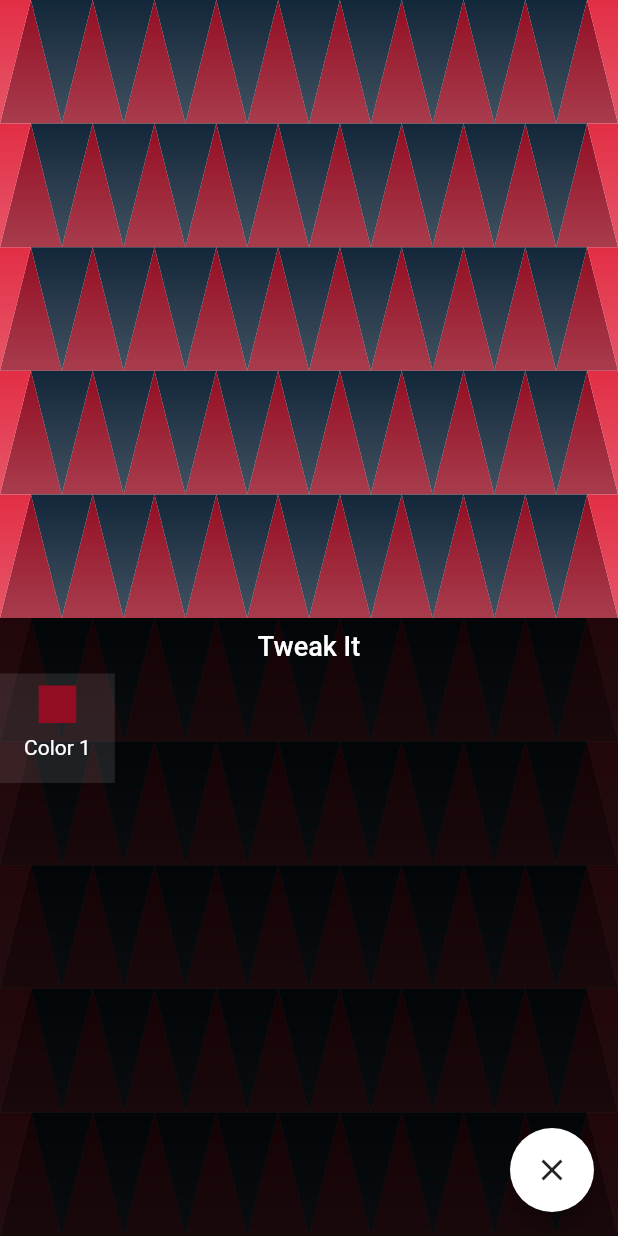
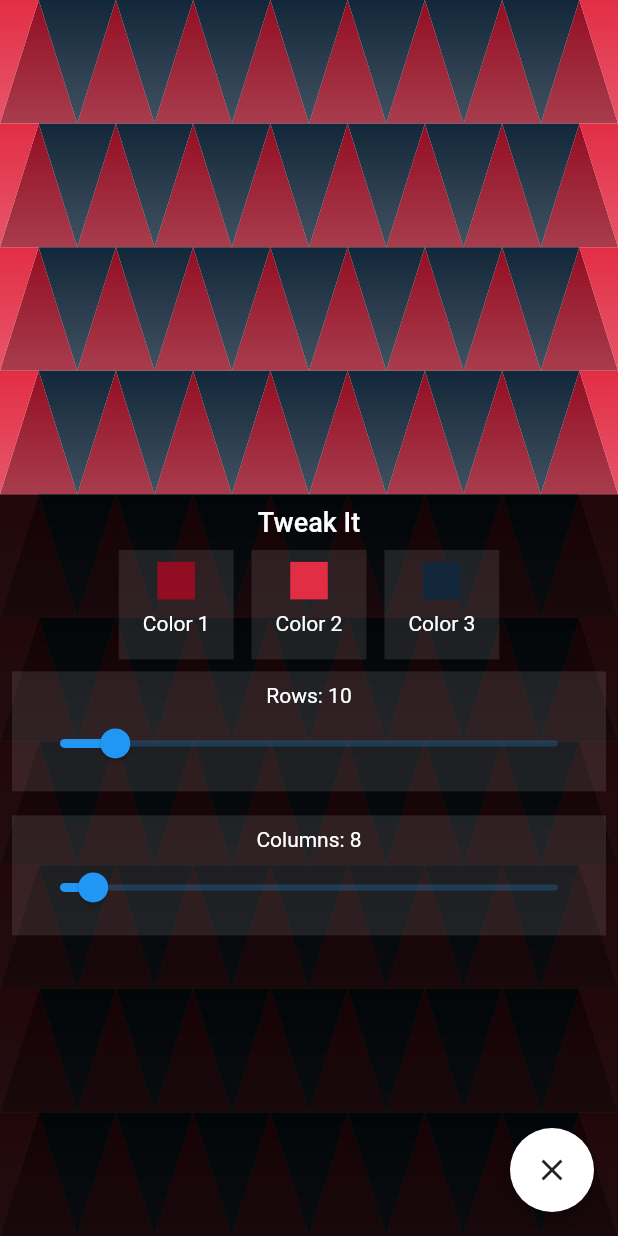
Before and after one commit to mohsin2596/Triangulation, a Flutter app: the screen it shows after launch, after a tap on the "format paint" icon, on a phone screen of 412 x 824 dp. Run offline on Flutter 3.47's test engine with Material 2 defaults, Android fonts, the phone set to English and light mode, and no system bars; our stand-ins replace flutter_colorpicker.

Commit message:
Added a custom slider widget to tweak randomness and size of triangles

```diff
--- a/lib/constans/strings.dart
+++ b/lib/constans/strings.dart
@@ -1,4 +1,11 @@
 class Strings {
   static final String appTitle = 'Triangulation';
   static final String tweakBoxTitle = 'Tweak It';
+
+  static final String colorBtnOne = 'Color 1';
+  static final String colorBtnTwo = 'Color 2';
+  static final String colorBtnThree = 'Color 3';
+
+  static final String rowSlider = 'Rows';
+  static final String colSlider = 'Columns';
 }
--- a/lib/screens/main_screen.dart
+++ b/lib/screens/main_screen.dart
@@ -3,6 +3,7 @@ import 'package:flutter/services.dart';
 import 'package:triangulation/utils/widget_helper.dart';
 import 'package:triangulation/constans/strings.dart';
 import 'package:triangulation/widgets/color_picker_btn.dart';
+import 'package:triangulation/widgets/size_slider.dart';
 
 class MainScreen extends StatefulWidget {
   @override
@@ -14,7 +15,7 @@ class _MainScreenState extends State<MainScreen> {
   var numOfRows = 10;
 
   //Number of columns for canvas
-  var numOfColumns = 10;
+  var numOfColumns = 8;
 
   //Boolean to help us hide and show tweak box
   var isEditing = false;
@@ -29,7 +30,7 @@ class _MainScreenState extends State<MainScreen> {
   @override
   Widget build(BuildContext context) {
     final screenHeight = MediaQuery.of(context).size.height;
-    final tweakBoxHeight = screenHeight * 0.5;
+    final tweakBoxHeight = screenHeight * 0.6;
 
     var widgetHelper = TriangleWidgetHelper(context: context);
     widgetHelper.setRowsCols(numOfRows, numOfColumns);
@@ -78,13 +79,43 @@ class _MainScreenState extends State<MainScreen> {
                         ),
                       ),
                       Row(
+                        mainAxisAlignment: MainAxisAlignment.center,
                         children: <Widget>[
                           ColorPickerBtn(
-                            title: 'Color 1',
+                            title: Strings.colorBtnOne,
                             color: colorOne,
                             onColorPicked: changeColorOne,
+                          ),
+                          Padding(
+                            padding: EdgeInsets.only(left: 12.0, right: 12.0),
+                            child: ColorPickerBtn(
+                              title: Strings.colorBtnTwo,
+                              color: colorTwo,
+                              onColorPicked: changeColorTwo,
+                            ),
+                          ),
+                          ColorPickerBtn(
+                            title: Strings.colorBtnThree,
+                            color: colorThree,
+                            onColorPicked: changeColorThree,
                           )
                         ],
+                      ),
+                      Padding(
+                        padding: const EdgeInsets.all(8.0),
+                        child: SizeSlider(
+                          title: Strings.rowSlider,
+                          currValue: numOfRows,
+                          onChange: changeRows,
+                        ),
+                      ),
+                      Padding(
+                        padding: const EdgeInsets.all(8.0),
+                        child: SizeSlider(
+                          title: Strings.colSlider,
+                          currValue: numOfColumns,
+                          onChange: changeColumns,
+                        ),
                       ),
                     ],
                   ),
@@ -100,4 +131,20 @@ class _MainScreenState extends State<MainScreen> {
   void changeColorOne(Color color) {
     setState(() => colorOne = color);
   }
+
+  void changeColorTwo(Color color) {
+    setState(() => colorTwo = color);
+  }
+
+  void changeColorThree(Color color) {
+    setState(() => colorThree = color);
+  }
+
+  void changeRows(double newValue) {
+    setState(() => numOfRows = newValue.round());
+  }
+
+  void changeColumns(double newValue) {
+    setState(() => numOfColumns = newValue.round());
+  }
 }
--- /dev/null
+++ b/lib/widgets/size_slider.dart
@@ -0,0 +1,31 @@
+import 'package:flutter/material.dart';
+
+class SizeSlider extends StatelessWidget {
+  final String title;
+  final Function onChange;
+  final int currValue;
+
+  SizeSlider(
+      {@required this.title,
+      @required this.currValue,
+      @required this.onChange});
+
+  @override
+  Widget build(BuildContext context) {
+    return Container(
+      color: Colors.white.withOpacity(0.1),
+      padding: const EdgeInsets.all(8.0),
+      child: Column(
+        children: <Widget>[
+          Text('$title: $currValue', style: TextStyle(color: Colors.white)),
+          Slider(
+            value: currValue.toDouble(),
+            min: 5,
+            max: 50,
+            onChanged: onChange,
+          ),
+        ],
+      ),
+    );
+  }
+}
```
